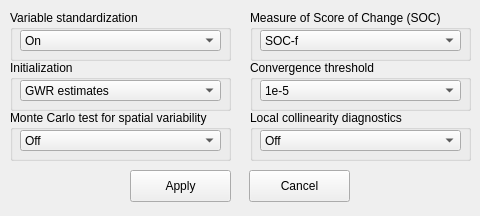
This is resources/ui/advOptMGWR.ui in Ziqi-Li/MGWR-GUI as Qt 5 draws it before an edit. The edited form follows.
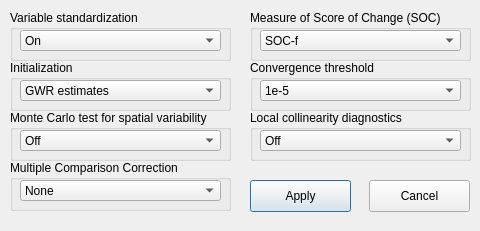
This is the edited form.

```diff
--- a/resources/ui/advOptMGWR.ui
+++ b/resources/ui/advOptMGWR.ui
@@ -10,7 +10,7 @@
     <x>0</x>
     <y>0</y>
     <width>480</width>
-    <height>216</height>
+    <height>231</height>
    </rect>
   </property>
   <property name="windowTitle">
@@ -88,15 +88,12 @@
   <widget class="QPushButton" name="applyBTN">
    <property name="geometry">
     <rect>
-     <x>130</x>
-     <y>170</y>
+     <x>250</x>
+     <y>180</y>
      <width>101</width>
      <height>32</height>
     </rect>
    </property>
-   <property name="focusPolicy">
-    <enum>Qt::NoFocus</enum>
-   </property>
    <property name="text">
     <string>Apply</string>
    </property>
@@ -104,15 +101,12 @@
   <widget class="QPushButton" name="cancelBTN">
    <property name="geometry">
     <rect>
-     <x>249</x>
-     <y>170</y>
+     <x>369</x>
+     <y>180</y>
      <width>101</width>
      <height>32</height>
     </rect>
    </property>
-   <property name="focusPolicy">
-    <enum>Qt::NoFocus</enum>
-   </property>
    <property name="text">
     <string>Cancel</string>
    </property>
@@ -249,6 +243,49 @@
     </item>
    </widget>
   </widget>
+  <widget class="QGroupBox" name="groupBox_6">
+   <property name="geometry">
+    <rect>
+     <x>10</x>
+     <y>160</y>
+     <width>221</width>
+     <height>51</height>
+    </rect>
+   </property>
+   <property name="title">
+    <string>Multiple Comparison Correction</string>
+   </property>
+   <widget class="QComboBox" name="mccComboBox">
+    <property name="geometry">
+     <rect>
+      <x>10</x>
+      <y>20</y>
+      <width>201</width>
+      <height>21</height>
+     </rect>
+    </property>
+    <item>
+     <property name="text">
+      <string>None</string>
+     </property>
+    </item>
+    <item>
+     <property name="text">
+      <string>Bonferroni</string>
+     </property>
+    </item>
+    <item>
+     <property name="text">
+      <string>Sidak</string>
+     </property>
+    </item>
+    <item>
+     <property name="text">
+      <string>FDR</string>
+     </property>
+    </item>
+   </widget>
+  </widget>
  </widget>
  <resources/>
  <connections/>
```
